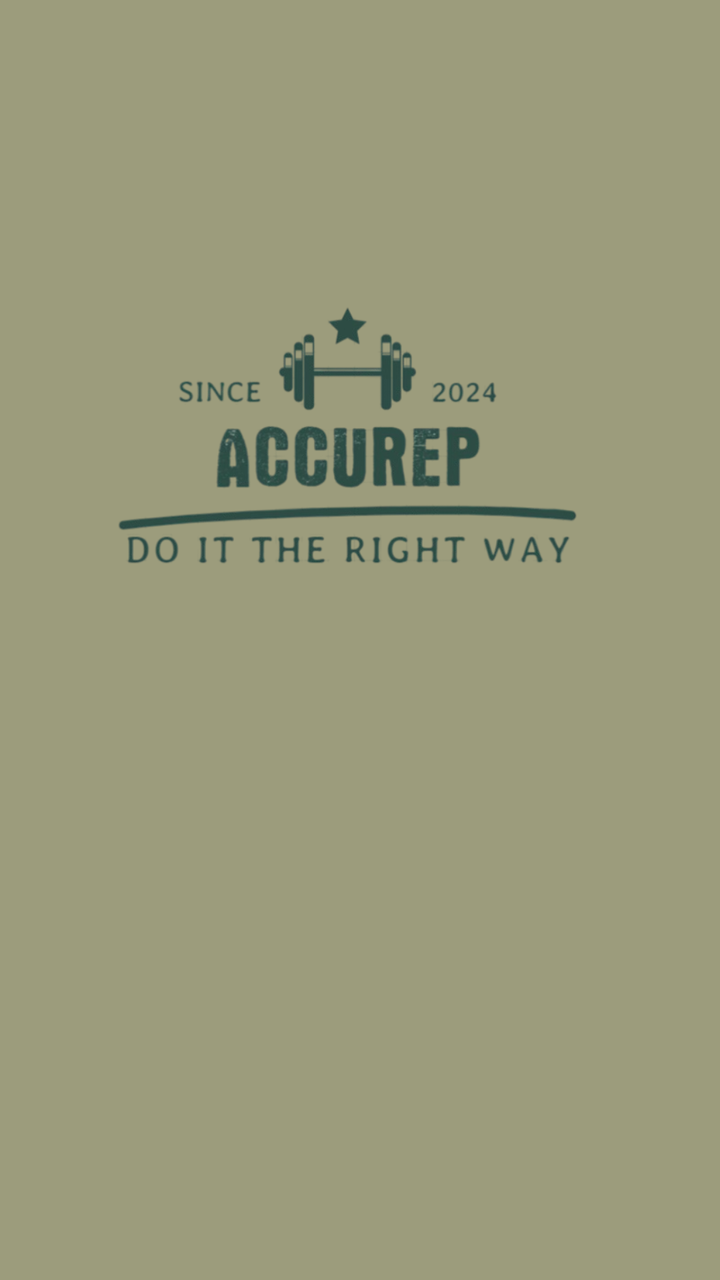
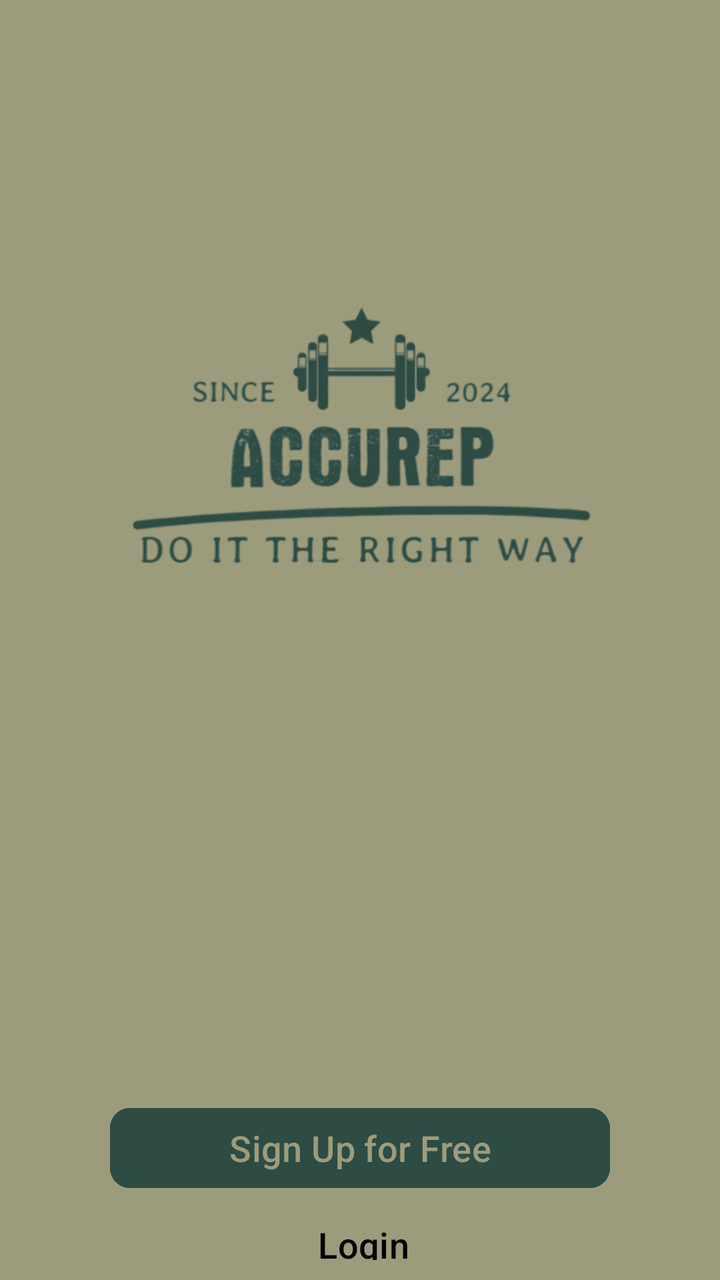

An Android layout rendered at two revisions. The XML below is the earlier revision; the diff shows what the commit changed to produce the second picture.
<!-- AndroidManifest.xml: application theme Theme.Accurepp -->
<!-- res/layout/activity_signuplogin2.xml -->
<?xml version="1.0" encoding="utf-8"?>
<RelativeLayout xmlns:android="http://schemas.android.com/apk/res/android"
    xmlns:app="http://schemas.android.com/apk/res-auto"
    xmlns:tools="http://schemas.android.com/tools"
    android:id="@+id/main"
    android:layout_width="match_parent"
    android:layout_height="match_parent"
    tools:context=".signuplogin2"
    android:background="#9c9c7c">

    <ImageView
        android:layout_width="270dp"
        android:layout_height="200dp"
        android:layout_centerHorizontal="true"
        android:layout_marginTop="127dp"
        android:layout_marginEnd="68dp"
        android:src="@drawable/logo" />

    <Button
        android:id="@+id/signinbut"
        android:layout_width="wrap_content"
        android:layout_height="wrap_content"
        android:layout_alignParentEnd="true"
        android:layout_marginTop="800dp"
        android:layout_marginEnd="159dp"
        android:backgroundTint="#9c9c7c"
        android:text="Login"
        android:textColor="@color/black"
        android:textSize="18dp" />

    <Button
        android:id="@+id/signupb"
        android:layout_width="250dp"
        android:layout_height="wrap_content"
        android:layout_alignParentStart="true"
        android:layout_marginStart="79dp"
        android:layout_marginTop="750dp"
        android:backgroundTint="#2c4c44"
        android:text="Sign Up for Free"
        android:textColor="#9c9c7c"
        android:textSize="18dp"
        app:cornerRadius="10dp" />

</RelativeLayout>
<!-- resources referenced by this layout -->
<resources>
  <color name="black">#FF000000</color>
  <!-- drawable logo: png bitmap (drawable, 149904 bytes) -->
  <style name="Theme.Accurepp" parent="Base.Theme.Accurepp" />
  <style name="Base.Theme.Accurepp" parent="Theme.Material3.DayNight.NoActionBar">
          
          
      </style>
</resources>

<!-- the commit's change to res/layout/activity_signuplogin2.xml (unified diff, before → after) -->
@@ -11,18 +11,16 @@
     <ImageView
         android:layout_width="270dp"
         android:layout_height="200dp"
-        android:layout_centerHorizontal="true"
         android:layout_marginTop="127dp"
-        android:layout_marginEnd="68dp"
+        android:layout_marginStart="52dp"
         android:src="@drawable/logo" />
 
     <Button
         android:id="@+id/signinbut"
         android:layout_width="wrap_content"
         android:layout_height="wrap_content"
-        android:layout_alignParentEnd="true"
-        android:layout_marginTop="800dp"
-        android:layout_marginEnd="159dp"
+        android:layout_marginTop="600dp"
+        android:layout_marginStart="135dp"
         android:backgroundTint="#9c9c7c"
         android:text="Login"
         android:textColor="@color/black"
@@ -32,9 +30,8 @@
         android:id="@+id/signupb"
         android:layout_width="250dp"
         android:layout_height="wrap_content"
-        android:layout_alignParentStart="true"
-        android:layout_marginStart="79dp"
-        android:layout_marginTop="750dp"
+        android:layout_marginStart="55dp"
+        android:layout_marginTop="550dp"
         android:backgroundTint="#2c4c44"
         android:text="Sign Up for Free"
         android:textColor="#9c9c7c"
